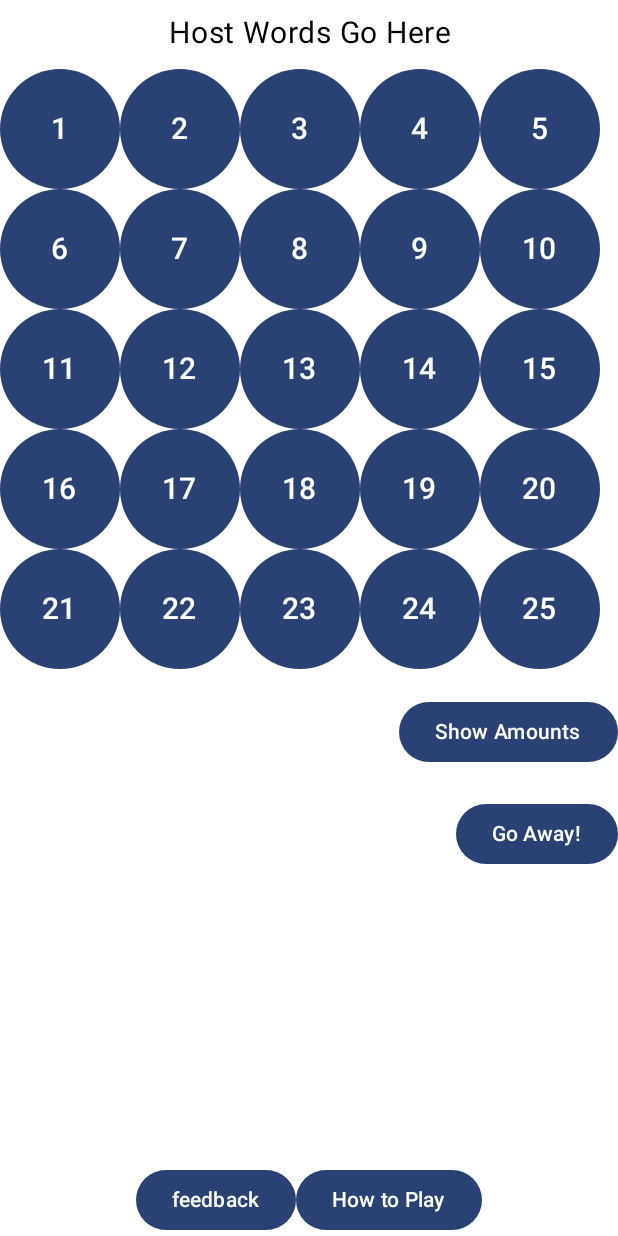
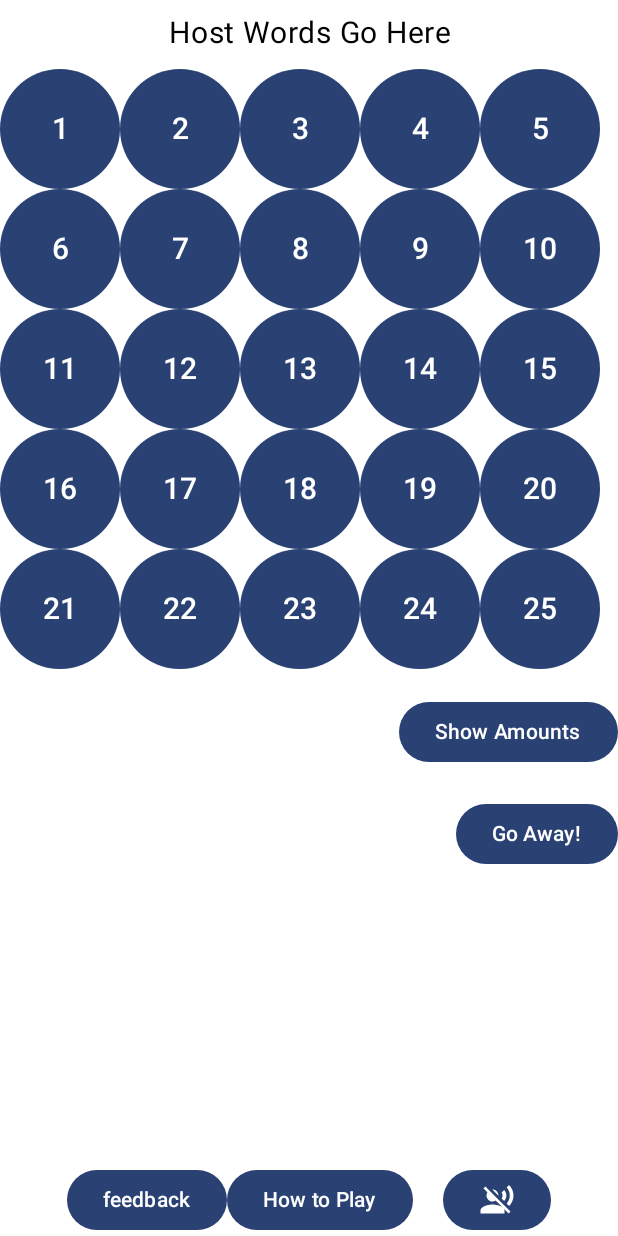
Before and after one commit to calvinc-org-10/BankerCheats, an Android app built with Jetpack Compose: the @Preview function MainScreenPreview, on a phone screen of 412 x 824 dp. Run offline under Robolectric (Android 15) with nearby library versions, the light colour scheme and no system bars.

Commit message:
2023-12-30 1100 Added button to Skip Intro Corrected developer email address Outright specified textAlign=TextAlign.Center for Box numbers and end-of-game Amount reveals Button on Main Screen to turn on/off speech

```diff
--- a/app/build.gradle.kts
+++ b/app/build.gradle.kts
@@ -11,9 +11,8 @@ android {
         applicationId = "com.calvinc.dond5"
         minSdk = 30
         targetSdk = 34
-        versionCode = 10000  //major*10000 + minor*100 + patch*1
-        versionName = "1.0.0"
-        // prereleaseVersion = 2
+        versionCode = 10001  //major*10000 + minor*100 + patch*1
+        versionName = "01.00.01"
 
         testInstrumentationRunner = "androidx.test.runner.AndroidJUnitRunner"
         vectorDrawables {
--- a/app/src/main/java/com/calvinc/dond5/DONDGlobals.kt
+++ b/app/src/main/java/com/calvinc/dond5/DONDGlobals.kt
@@ -12,6 +12,7 @@ object DONDGlobals {
 
     lateinit var DONDTTSInstance: TextToSpeech
     var TTSOK = false
+    var useTTS = true
 
     @JvmField
     var intMyBox = 0
@@ -42,7 +43,7 @@ object DONDGlobals {
     const val bigMoneyMinimum = 100000 //100000
 
     fun DONDUtter(speakWords: String ="", queueMode: Int = TextToSpeech.QUEUE_ADD) {
-        if (TTSOK) {
+        if (TTSOK && useTTS) {
             DONDTTSInstance.speak(speakWords, queueMode, null, "ID0")
         }
     }
--- a/app/src/main/java/com/calvinc/dond5/DONDScreens.kt
+++ b/app/src/main/java/com/calvinc/dond5/DONDScreens.kt
@@ -25,16 +25,20 @@ import androidx.compose.material.icons.Icons
 import androidx.compose.material.icons.filled.AccountBalance
 import androidx.compose.material.icons.filled.NavigateBefore
 import androidx.compose.material.icons.filled.NavigateNext
+import androidx.compose.material.icons.filled.RecordVoiceOver
+import androidx.compose.material.icons.filled.VoiceOverOff
 import androidx.compose.material3.AlertDialog
 import androidx.compose.material3.Button
 import androidx.compose.material3.Icon
 import androidx.compose.material3.Text
+import androidx.compose.material3.TextButton
 import androidx.compose.runtime.Composable
 import androidx.compose.runtime.LaunchedEffect
 import androidx.compose.runtime.getValue
 import androidx.compose.runtime.mutableStateOf
 import androidx.compose.runtime.remember
 import androidx.compose.runtime.setValue
+import androidx.compose.ui.AbsoluteAlignment
 import androidx.compose.ui.Alignment
 import androidx.compose.ui.Modifier
 import androidx.compose.ui.graphics.Color
@@ -54,6 +58,7 @@ import com.calvinc.dond5.DONDGlobals.CalvinCheat
 import com.calvinc.dond5.DONDGlobals.DONDUtter
 import com.calvinc.dond5.DONDGlobals.intMyBox
 import com.calvinc.dond5.DONDGlobals.nBoxes
+import com.calvinc.dond5.DONDGlobals.useTTS
 import com.calvinc.dond5.ui.theme.BankerCheatsTheme
 import kotlinx.coroutines.delay
 
@@ -146,16 +151,15 @@ object DONDScreens {
                             onClick = { CalvinCheat = true }
                         ) { Text(stringResource(id = R.string.DONDGameAuthor)) }
                     }
-                    /*
                     Column (horizontalAlignment = AbsoluteAlignment.Right) {
-                        Button(onClick = emergencyExit) {Text("EE") }
+                        TextButton(onClick = emergencyExit) {Text("Skip Intro") }
                     }
-                    */
                 }
             // }
         }
     }
 
+    // these two fns are split out to support "instantly" changing the Voice/NoVoice button upon press
     @Composable
     fun MainScreen(
         @Suppress("LocalVariableName") DONDBoxesVisiblity:Map<Int,Boolean>,
@@ -163,6 +167,26 @@ object DONDScreens {
         onBoxOpen: (n:Int) -> Unit,
         miscfunctions: (f:String) -> Unit,
         @Suppress("LocalVariableName") DONDBoxesContents:Map<Int,Int> = mapOf()
+    ) {
+        var useTTSState by remember { mutableStateOf(useTTS) }
+
+        MS2(
+            DONDBoxesVisiblity, hostWords, congrats, beSilent, onBoxOpen, miscfunctions, DONDBoxesContents, useTTSState,
+            {
+                useTTSState = !useTTSState
+                useTTS = !useTTS
+            }
+        )
+    }
+    @Composable
+    fun MS2(
+        @Suppress("LocalVariableName") DONDBoxesVisiblity:Map<Int,Boolean>,
+        hostWords:hostDialogue, congrats:String = "", beSilent: Boolean = false,
+        onBoxOpen: (n:Int) -> Unit,
+        miscfunctions: (f:String) -> Unit,
+        @Suppress("LocalVariableName") DONDBoxesContents:Map<Int,Int> = mapOf(),
+        useTTSState: Boolean,
+        changeTTSState: () -> Unit
     ) {
         val endGameReveal = (congrats != "")
         val cpr = 5 // columns per row
@@ -213,7 +237,8 @@ object DONDScreens {
                                 Column {
                                     Text(
                                         (row + col).toString(),
-                                        fontSize = (boxWid / 4).sp
+                                        fontSize = (boxWid / 4).sp,
+                                        textAlign = TextAlign.Center,
                                     )
                                     if (endGameReveal && DONDBoxesVisiblity[row + col]!!) {
                                         Text(
@@ -221,7 +246,8 @@ object DONDScreens {
                                                 "%1$,d",
                                                 Amount[DONDBoxesContents[row + col]!!]
                                             ),
-                                            fontSize = (boxWid / 6).sp
+                                            fontSize = (boxWid / 6).sp,
+                                            textAlign = TextAlign.Center,
                                         )
                                     }
                                 }
@@ -303,15 +329,22 @@ object DONDScreens {
             Row() {
                 Button(
                     onClick = { miscfunctions("feedback") },
-                    // modifier = Modifier.align((Alignment.CenterHorizontally)),
                 ) {
                     Text("feedback")
                 }
                 Button(
                     onClick = { miscfunctions("rules") },
-                    // modifier = Modifier.align((Alignment.CenterHorizontally)),
                 ) {
                     Text("How to Play")
+                }
+                Spacer(modifier = Modifier.width(20.dp))
+                Button(
+                    onClick = changeTTSState
+                ) {
+                    if (useTTSState)
+                        Icon(Icons.Default.VoiceOverOff, contentDescription = null)
+                    else
+                        Icon(Icons.Default.RecordVoiceOver, contentDescription =null)
                 }
             }
         }
@@ -584,19 +617,25 @@ object DONDScreens {
                     .padding(bottom = 8.dp),
                 horizontalArrangement = Arrangement.Center
             ) {
-                Column(modifier = Modifier.fillMaxWidth().weight(.1f), horizontalAlignment = Alignment.Start) {
+                Column(modifier = Modifier
+                    .fillMaxWidth()
+                    .weight(.1f), horizontalAlignment = Alignment.Start) {
                     if (pagerState.currentPage>0) {
                         Icon(Icons.Default.NavigateBefore, contentDescription = null)
                     }
                 }
-                Column(modifier = Modifier.fillMaxWidth().weight(1f), horizontalAlignment = Alignment.CenterHorizontally) {
+                Column(modifier = Modifier
+                    .fillMaxWidth()
+                    .weight(1f), horizontalAlignment = Alignment.CenterHorizontally) {
                     Button(
                         onClick = goback,
                     ) {
                         Text("Go Back To Game!", fontSize = buttonFontSize.sp)
                     }
                 }
-                Column(modifier = Modifier.fillMaxWidth().weight(.1f), horizontalAlignment = Alignment.End) {
+                Column(modifier = Modifier
+                    .fillMaxWidth()
+                    .weight(.1f), horizontalAlignment = Alignment.End) {
                     if (pagerState.currentPage<pagerState.pageCount-1) {
                         Icon(Icons.Default.NavigateNext, contentDescription = null)
                     }
--- a/app/src/main/java/com/calvinc/dond5/MainActivity.kt
+++ b/app/src/main/java/com/calvinc/dond5/MainActivity.kt
@@ -44,7 +44,7 @@ import kotlin.random.Random
 
 class MainActivity : ComponentActivity() {
     // val SPLASH_DELAY: Long = 5000
-    private val DONDFeedbackEmail = "calvinc404@gmail.com"
+    private val DONDFeedbackEmail = "calvinc.developer.801@gmail.com"
     private val DONDFeedbackSubject = "Feedback - BankerCheats"
     private val DONDFeedbackMailBody = "\"The Banker Will Cheat You Now\" is Awesome!!"
 
```
